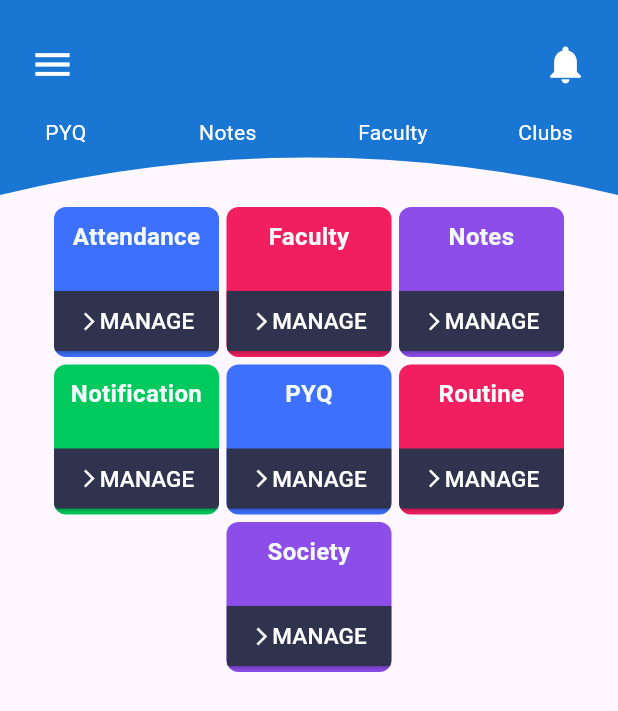
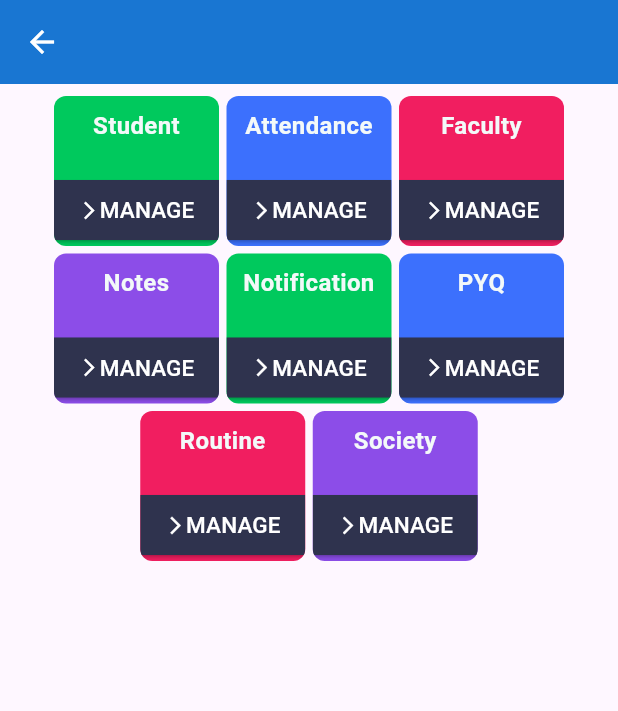
Before and after one commit to Deepak-Kumar-01/Student-App, a Flutter app: the AdminDashboard screen opened directly, on a phone screen of 412 x 824 dp. Shown: the top 711 px of the screen. Run offline on Flutter 3.47's test engine with Material 3 defaults, Android fonts, the phone set to English and light mode, and no system bars; our stand-ins replace cloud_firestore, file_picker, firebase_auth, firebase_core, firebase_storage, flutter_native_splash and 2 more; missing offline and left inert: excel; accounts and stored records are empty.

Commit message:
Admin Dashboard created

```diff
--- a/lib/testing/admin/adminDashboard.dart
+++ b/lib/testing/admin/adminDashboard.dart
@@ -1,4 +1,5 @@
 import 'package:flutter/material.dart';
+import 'package:studentapp/screens/admin/admin.dart';
 import 'package:studentapp/screens/responsiveScreens/dimensions.dart';
 
 import '../../screens/appbar/appbarmenu.dart';
@@ -23,6 +24,7 @@ class AdminDashboard extends StatelessWidget {
     "PYQ",
     "Routine",
     "Society",
+    "Student",
   ];
 
   final List<Color> colors = [
@@ -66,43 +68,48 @@ class AdminDashboard extends StatelessWidget {
     // Color(0xff00c95d), //green
   ];
 
-
   @override
   Widget build(BuildContext context) {
     final size = MediaQuery.of(context).size;
 
     return Scaffold(
-
-      drawer: Drawer(
-        backgroundColor: Colors.blue,
-      ),
+      // drawer: Drawer(
+      //   backgroundColor: Colors.blue,
+      // ),
 
       appBar: AppBar(
-        // toolbarHeight: 100,
-        toolbarHeight: size.width <= smallDeviceWidth ? 100:130,
-        // toolbarHeight: size.height*0.18,
-        automaticallyImplyLeading: false,  // to disable auto menu button when using drawer
-        backgroundColor: Colors.transparent,
-        iconTheme: IconThemeData(color: Colors.white), // Change the color of the drawer icon here
-        shadowColor: Colors.transparent,
-        excludeHeaderSemantics: true,
-        elevation: 0.0,
-        forceMaterialTransparency: true,
-        centerTitle: true,
-
-        flexibleSpace: ClipPath(
-          clipper: CustomAppBarShape(),
-          child: Container(
-            // // height: 150,
-            // width: MediaQuery.of(context).size.width,
-            color: Colors.blue[700],
-
-            //======AppBar Menu======
-            child: AppBarMenu(),
+        backgroundColor: Colors.blue[700],
+        iconTheme: IconThemeData(
+          color: Colors.white
         ),
       ),
-      ),
-
+      // appBar: AppBar(
+      //   // toolbarHeight: 100,
+      //   toolbarHeight: size.width <= smallDeviceWidth ? 100 : 130,
+      //   // toolbarHeight: size.height*0.18,
+      //   automaticallyImplyLeading:
+      //       false, // to disable auto menu button when using drawer
+      //   backgroundColor: Colors.transparent,
+      //   iconTheme: IconThemeData(
+      //       color: Colors.white), // Change the color of the drawer icon here
+      //   shadowColor: Colors.transparent,
+      //   excludeHeaderSemantics: true,
+      //   elevation: 0.0,
+      //   forceMaterialTransparency: true,
+      //   centerTitle: true,
+      //
+      //   flexibleSpace: ClipPath(
+      //     clipper: CustomAppBarShape(),
+      //     child: Container(
+      //       // // height: 150,
+      //       // width: MediaQuery.of(context).size.width,
+      //       color: Colors.blue[700],
+      //
+      //       //======AppBar Menu======
+      //       child: AppBarMenu(),
+      //     ),
+      //   ),
+      // ),
 
 
       body: Padding(
@@ -113,89 +120,105 @@ class AdminDashboard extends StatelessWidget {
                 spacing: 5.0, // Horizontal spacing
                 runSpacing: 5.0, // Vertical spacing
                 alignment: WrapAlignment.center,
+                children: [
 
-              children:[
+                  Dashboard_Container(
+                    containerColor: colors[7],
+                    containerText: containerDetails[7],
+                    containerFunction: () {
+                      Navigator.push(context, MaterialPageRoute(
+                        builder: (context) {
+                          return AdminHomePage();
+                        },
+                      ));
+                    },
+                  ),
 
                   Dashboard_Container(
                     containerColor: colors[0],
                     containerText: containerDetails[0],
                     containerFunction: () {
-                      Navigator.push(context, MaterialPageRoute(builder: (context) {
+                      Navigator.push(context, MaterialPageRoute(
+                        builder: (context) {
                           return Attendance();
-                      },));
+                        },
+                      ));
                     },
                   ),
-
                   Dashboard_Container(
                     containerColor: colors[1],
                     containerText: containerDetails[1],
                     containerFunction: () {
-                      Navigator.push(context, MaterialPageRoute(builder: (context) {
+                      Navigator.push(context, MaterialPageRoute(
+                        builder: (context) {
                           return Faculty();
-                      },));
+                        },
+                      ));
                     },
                   ),
-
                   Dashboard_Container(
                     containerColor: colors[2],
                     containerText: containerDetails[2],
                     containerFunction: () {
-                      Navigator.push(context, MaterialPageRoute(builder: (context) {
+                      Navigator.push(context, MaterialPageRoute(
+                        builder: (context) {
                           return Notes();
-                      },));
+                        },
+                      ));
                     },
                   ),
-
                   Dashboard_Container(
                     containerColor: colors[3],
                     containerText: containerDetails[3],
                     containerFunction: () {
-                      Navigator.push(context, MaterialPageRoute(builder: (context) {
+                      Navigator.push(context, MaterialPageRoute(
+                        builder: (context) {
                           return NotificationAdmin();
-                      },));
+                        },
+                      ));
                     },
                   ),
-
                   Dashboard_Container(
                     containerColor: colors[4],
                     containerText: containerDetails[4],
                     containerFunction: () {
-                      Navigator.push(context, MaterialPageRoute(builder: (context) {
+                      Navigator.push(context, MaterialPageRoute(
+                        builder: (context) {
                           return PYQ();
-                      },));
+                        },
+                      ));
                     },
                   ),
-
                   Dashboard_Container(
                     containerColor: colors[5],
                     containerText: containerDetails[5],
                     containerFunction: () {
-                      Navigator.push(context, MaterialPageRoute(builder: (context) {
+                      Navigator.push(context, MaterialPageRoute(
+                        builder: (context) {
                           return Routine();
-                      },));
+                        },
+                      ));
                     },
                   ),
-
                   Dashboard_Container(
                     containerColor: colors[6],
                     containerText: containerDetails[6],
                     containerFunction: () {
-                      Navigator.push(context, MaterialPageRoute(builder: (context) {
+                      Navigator.push(context, MaterialPageRoute(
+                        builder: (context) {
                           return Society();
-                      },));
+                        },
+                      ));
                     },
                   ),
 
-              ]
-            ),
+                ]),
           ),
         ),
       ),
     );
-
   }
 }
-
 
 //----------------Dashboard_Container-----------------
 class Dashboard_Container extends StatelessWidget {
@@ -207,7 +230,6 @@ class Dashboard_Container extends StatelessWidget {
   final Color containerColor;
   final String containerText;
   final Function()? containerFunction;
-
 
   Dashboard_Container({
     this.containerHeight = 100,
@@ -239,150 +261,39 @@ class Dashboard_Container extends StatelessWidget {
         //   width: 1.3,
         // ),
       ),
-
       child: Column(
         mainAxisAlignment: MainAxisAlignment.spaceBetween,
         children: [
-
           Padding(
             padding: const EdgeInsets.all(8),
-            child: Text(containerText,
+            child: Text(
+              containerText,
               textAlign: TextAlign.center,
-              style: TextStyle(fontSize: 16, fontWeight: FontWeight.w600, color: Color(0xffF3F9F9)),
+              style: TextStyle(
+                  fontSize: 16,
+                  fontWeight: FontWeight.w600,
+                  color: Color(0xffF3F9F9)),
             ),
           ),
-
-          //-------------1st method---------------
           ClipRRect(
-            borderRadius: BorderRadius.only(bottomRight: Radius.circular(8), bottomLeft: Radius.circular(8)),
+              borderRadius: BorderRadius.only(
+                  bottomRight: Radius.circular(8),
+                  bottomLeft: Radius.circular(8)),
               child: Custom_Button(
-                btnBgColor:  Color(0xff2F334E),
+                btnBgColor: Color(0xff2F334E),
                 btnTextSize: 15,
                 btnName: "MANAGE",
-                btnIcon: Icon(Icons.arrow_forward_ios, color: Colors.white, size: 14,),
+                btnIcon: Icon(
+                  Icons.arrow_forward_ios,
+                  color: Colors.white,
+                  size: 14,
+                ),
                 btnWidth: 110,
                 btnBorderRadius: 0,
                 btnFunction: containerFunction,
-              )
-          ),
-
-          //-------------2nd method---------------
-          // Container(
-          //     decoration: BoxDecoration(
-          //         color: Color(0xff2F334E),
-          //         border: Border(
-          //             // top: BorderSide(color: Color(0xffF3F9F9), width: 1)
-          //         ),
-          //         borderRadius: BorderRadius.only(bottomLeft: Radius.circular(8),bottomRight: Radius.circular(8), )
-          //     ),
-          //
-          //   child: TextButton(
-          //     onPressed: containerFunction,
-          //     child: Row(
-          //       // mainAxisSize: MainAxisSize.max,
-          //       mainAxisAlignment: MainAxisAlignment.center,
-          //       children: [
-          //         Text('MANAGE', style: TextStyle(color: Color(0xffF3F9F9)),), // Your text
-          //         Padding(
-          //           padding: const EdgeInsets.only(left: 1.6),
-          //           child: Icon(Icons.arrow_forward_ios, color: Color(0xffF3F9F9), size: 17,),
-          //         ), // Your icon
-          //       ],
-          //     ),
-          //   ),
-          // ),
-
-//========================================
-          // Container(
-          //   height: 30,
-          //   decoration: BoxDecoration(
-          //       color: Colors.purple[200],
-          //       border: Border(
-          //           top: BorderSide(color: Colors.black, width: 1)
-          //       ),
-          //       borderRadius: BorderRadius.only(bottomLeft: Radius.circular(8),bottomRight: Radius.circular(8), )
-          //   ),
-          //
-          //   child: Row(
-          //     mainAxisAlignment: MainAxisAlignment.spaceBetween,
-          //     crossAxisAlignment: CrossAxisAlignment.center,
-          //     children: [
-          //       Container(
-          //         height: 1, // Height of the line
-          //         color: Colors.black, // Color of the line
-          //       ),
-          //       Text(
-          //         "MANAGE",
-          //         style: TextStyle(),
-          //       ),
-          //       IconButton(
-          //         onPressed: () {},
-          //         icon: Icon(
-          //           Icons.arrow_forward,
-          //           size: 20,
-          //         ),
-          //       )
-          //     ],
-          //   ),
-          // )
+              )),
         ],
       ),
     );
   }
 }
-
-
-
-// return Scaffold(
-//   body: Padding(
-//     padding: const EdgeInsets.all(20.0),
-//     child: GridView.builder(
-//
-//       gridDelegate: SliverGridDelegateWithMaxCrossAxisExtent(
-//         maxCrossAxisExtent: 120, // Max width for each item
-//         mainAxisSpacing: 8.0, // Vertical spacing
-//         crossAxisSpacing: 8.0, // Horizontal spacing
-//         childAspectRatio: 1, // Aspect ratio of the items
-//       ),
-//       itemCount: 10,
-//       itemBuilder: (context, index) {
-//         return Container(
-//           width: 100,
-//           height: 100,
-//           color: Colors.blue,
-//         );
-//       },
-//     ),
-//   ),
-// );
-
-
-// return Scaffold(
-//   body: Wrap(
-//     // crossAxisAlignment: WrapCrossAlignment.start,
-//     alignment: WrapAlignment.spaceEvenly,
-//     spacing: 8.0, // Horizontal spacing between containers
-//     runSpacing: 8.0, // Vertical spacing between containers
-//     children: List.generate(10, (index) {
-//       print("object : $index");
-//       return Container(
-//         width: 100,
-//         height: 100,
-//         color: Colors.blue,
-//       );
-//     }),
-//   ),
-// );
-
-// return ListView.builder(itemBuilder: (context, index) {
-//   return Wrap(
-//     alignment: WrapAlignment.center,
-//     direction: Axis.horizontal,
-//     spacing: 11,
-//     runSpacing: 11,
-//     children: [Dashboard_Container()],
-//   );
-// },
-//   itemCount: 4,
-//   scrollDirection: Axis.horizontal,
-// );
```
Also changed, not shown: lib/screens/admin/admin.dart (+8 -7 lines), lib/screens/homepage.dart (+13 -0 lines), lib/testing/admin/dashboard_1.dart (deleted, +0 -298 lines). Lines whose indentation alone changed are shown as unchanged.
